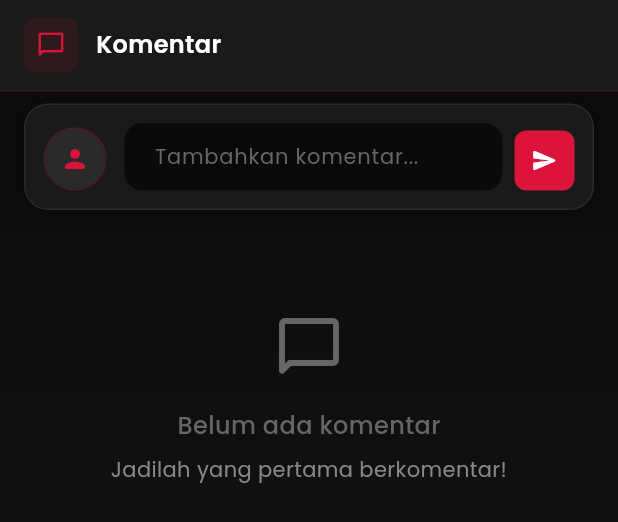
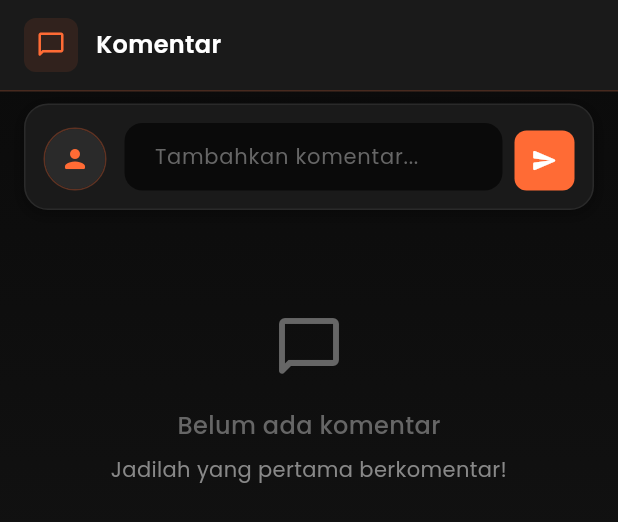
Before and after one commit to Renohidayat/Nimexx-Project, a Flutter app: the CommentSection widget shown alone on an empty page, opened directly with empty values, on a phone screen of 412 x 824 dp. Shown: the top 522 px of the screen. Run offline on Flutter 3.47's test engine with Material 3 defaults, Android fonts, the phone set to English and light mode, and no system bars; our stand-ins replace cached_network_image, carousel_slider, cloud_firestore, firebase_auth, firebase_core, firebase_remote_config and 9 more; accounts and stored records are empty; network calls fail.

Commit message:
fix(performance): cache comments stream to prevent heavy re-renders, style: fix leftover crimson red colors

```diff
--- a/lib/pages/notifications_page.dart
+++ b/lib/pages/notifications_page.dart
@@ -20,7 +20,7 @@ class _NotificationPageState extends State<NotificationPage>
   bool _isDeleting = false; // Tambah loading state untuk delete operations
 
   // Konstanta untuk mengurangi magic numbers
-  static const Color _primaryColor = Color(0xFFDC143C);
+  static const Color _primaryColor = Color(0xFFFF6B35);
   static const Color _backgroundColor = Color(0xFF0A0A0A);
   static const Color _cardColor = Color(0xFF1A1A1A);
   static const Color _borderColor = Color(0xFF2A2A2A);
--- a/lib/widgets/comment_section.dart
+++ b/lib/widgets/comment_section.dart
@@ -45,9 +45,13 @@ class _CommentSectionState extends State<CommentSection>
   String? editingId;
   Map<String, bool> expandedReplies = {};
 
+  late Stream<QuerySnapshot<Map<String, dynamic>>> _commentsStream;
+
   @override
   void initState() {
     super.initState();
+
+    _commentsStream = widget.commentService.getComments(widget.episodeId);
 
     _slideController = AnimationController(
       duration: const Duration(milliseconds: 300),
@@ -126,7 +130,7 @@ class _CommentSectionState extends State<CommentSection>
         color: const Color(0xFF1A1A1A),
         border: Border(
           bottom: BorderSide(
-            color: const Color(0xFFDC143C).withOpacity(0.2),
+            color: const Color(0xFFFF6B35).withOpacity(0.2),
             width: 1,
           ),
         ),
@@ -136,12 +140,12 @@ class _CommentSectionState extends State<CommentSection>
           Container(
             padding: EdgeInsets.all(screenWidth < 360 ? 6 : 8),
             decoration: BoxDecoration(
-              color: const Color(0xFFDC143C).withOpacity(0.1),
+              color: const Color(0xFFFF6B35).withOpacity(0.1),
               borderRadius: BorderRadius.circular(8),
             ),
             child: Icon(
               Icons.chat_bubble_outline_rounded,
-              color: const Color(0xFFDC143C),
+              color: const Color(0xFFFF6B35),
               size: screenWidth < 360 ? 18 : 20,
             ),
           ),
@@ -180,10 +184,10 @@ class _CommentSectionState extends State<CommentSection>
         ),
         padding: EdgeInsets.all(screenWidth < 360 ? 10 : 12),
         decoration: BoxDecoration(
-          color: const Color(0xFFDC143C).withOpacity(0.1),
+          color: const Color(0xFFFF6B35).withOpacity(0.1),
           borderRadius: BorderRadius.circular(12),
           border: Border.all(
-            color: const Color(0xFFDC143C).withOpacity(0.3),
+            color: const Color(0xFFFF6B35).withOpacity(0.3),
             width: 1,
           ),
         ),
@@ -191,7 +195,7 @@ class _CommentSectionState extends State<CommentSection>
           children: [
             Icon(
               Icons.reply_rounded,
-              color: const Color(0xFFDC143C),
+              color: const Color(0xFFFF6B35),
               size: screenWidth < 360 ? 14 : 16,
             ),
             SizedBox(width: screenWidth < 360 ? 6 : 8),
@@ -199,7 +203,7 @@ class _CommentSectionState extends State<CommentSection>
               child: Text(
                 'Membalas @${replyingToUsername!}',
                 style: GoogleFonts.poppins(
-                  color: const Color(0xFFDC143C),
+                  color: const Color(0xFFFF6B35),
                   fontSize: screenWidth < 360 ? 12 : 14,
                   fontWeight: FontWeight.w500,
                 ),
@@ -213,7 +217,7 @@ class _CommentSectionState extends State<CommentSection>
                 padding: EdgeInsets.zero,
                 icon: Icon(
                   Icons.close_rounded,
-                  color: const Color(0xFFDC143C),
+                  color: const Color(0xFFFF6B35),
                   size: screenWidth < 360 ? 16 : 18,
                 ),
                 onPressed: () {
@@ -306,7 +310,7 @@ class _CommentSectionState extends State<CommentSection>
               width: screenWidth < 360 ? 36 : 40,
               height: screenWidth < 360 ? 36 : 40,
               decoration: BoxDecoration(
-                color: const Color(0xFFDC143C),
+                color: const Color(0xFFFF6B35),
                 borderRadius: BorderRadius.circular(8),
               ),
               child: IconButton(
@@ -360,14 +364,14 @@ class _CommentSectionState extends State<CommentSection>
 
   Widget _buildCommentsStream(User? currentUser, double screenWidth) {
     return StreamBuilder<QuerySnapshot<Map<String, dynamic>>>(
-      stream: widget.commentService.getComments(widget.episodeId),
+      stream: _commentsStream,
       builder: (context, snapshot) {
         if (!snapshot.hasData) {
           return Container(
             padding: EdgeInsets.all(screenWidth < 360 ? 30 : 40),
             child: const Center(
               child: CircularProgressIndicator(
-                color: Color(0xFFDC143C),
+                color: Color(0xFFFF6B35),
                 strokeWidth: 2,
               ),
             ),
@@ -492,13 +496,13 @@ class _CommentSectionState extends State<CommentSection>
       decoration: BoxDecoration(
         color:
             isHighlighted
-                ? const Color(0xFFDC143C).withOpacity(0.1)
+                ? const Color(0xFFFF6B35).withOpacity(0.1)
                 : const Color(0xFF1A1A1A),
         borderRadius: BorderRadius.circular(16),
         border: Border.all(
           color:
               isHighlighted
-                  ? const Color(0xFFDC143C).withOpacity(0.5)
+                  ? const Color(0xFFFF6B35).withOpacity(0.5)
                   : const Color(0xFF2A2A2A),
           width: isHighlighted ? 2 : 1,
         ),
@@ -560,7 +564,7 @@ class _CommentSectionState extends State<CommentSection>
       decoration: BoxDecoration(
         shape: BoxShape.circle,
         border: Border.all(
-          color: const Color(0xFFDC143C).withOpacity(0.3),
+          color: const Color(0xFFFF6B35).withOpacity(0.3),
           width: 1,
         ),
       ),
@@ -579,7 +583,7 @@ class _CommentSectionState extends State<CommentSection>
                         color: const Color(0xFF2A2A2A),
                         child: Center(
                           child: CircularProgressIndicator(
-                            color: const Color(0xFFDC143C),
+                            color: const Color(0xFFFF6B35),
                             strokeWidth: 1,
                           ),
                         ),
@@ -592,7 +596,7 @@ class _CommentSectionState extends State<CommentSection>
                         child: Icon(
                           Icons.person_rounded,
                           size: radius,
-                          color: const Color(0xFFDC143C),
+                          color: const Color(0xFFFF6B35),
                         ),
                       ),
                 )
@@ -603,7 +607,7 @@ class _CommentSectionState extends State<CommentSection>
                   child: Icon(
                     Icons.person_rounded,
                     size: radius,
-                    color: const Color(0xFFDC143C),
+                    color: const Color(0xFFFF6B35),
                   ),
                 ),
       ),
@@ -719,7 +723,7 @@ class _CommentSectionState extends State<CommentSection>
               '@$username',
               style: GoogleFonts.poppins(
                 fontWeight: FontWeight.w600,
-                color: const Color(0xFFDC143C),
+                color: const Color(0xFFFF6B35),
                 fontSize: screenWidth < 360 ? 12 : 14,
               ),
             ),
@@ -868,7 +872,7 @@ class _CommentSectionState extends State<CommentSection>
               vertical: screenWidth < 360 ? 4 : 6,
             ),
             decoration: BoxDecoration(
-              color: const Color(0xFFDC143C).withOpacity(0.1),
+              color: const Color(0xFFFF6B35).withOpacity(0.1),
               borderRadius: BorderRadius.circular(8),
             ),
             child: Row(
@@ -876,7 +880,7 @@ class _CommentSectionState extends State<CommentSection>
               children: [
                 Icon(
                   isExpanded ? Icons.expand_less : Icons.expand_more,
-                  color: const Color(0xFFDC143C),
+                  color: const Color(0xFFFF6B35),
                   size: screenWidth < 360 ? 16 : 20,
                 ),
                 SizedBox(width: screenWidth < 360 ? 4 : 8),
@@ -887,7 +891,7 @@ class _CommentSectionState extends State<CommentSection>
                         : 'Lihat ${replies.length} balasan',
                     style: GoogleFonts.poppins(
                       fontSize: screenWidth < 360 ? 12 : 14,
-                      color: const Color(0xFFDC143C),
+                      color: const Color(0xFFFF6B35),
                       fontWeight: FontWeight.w500,
                     ),
                     overflow: TextOverflow.ellipsis,
@@ -934,7 +938,7 @@ class _CommentSectionState extends State<CommentSection>
             'Komentar telah dilaporkan',
             style: GoogleFonts.poppins(fontSize: 12),
           ),
-          backgroundColor: const Color(0xFFDC143C),
+          backgroundColor: const Color(0xFFFF6B35),
           behavior: SnackBarBehavior.floating,
           shape: RoundedRectangleBorder(borderRadius: BorderRadius.circular(8)),
           margin: EdgeInsets.symmetric(
```
